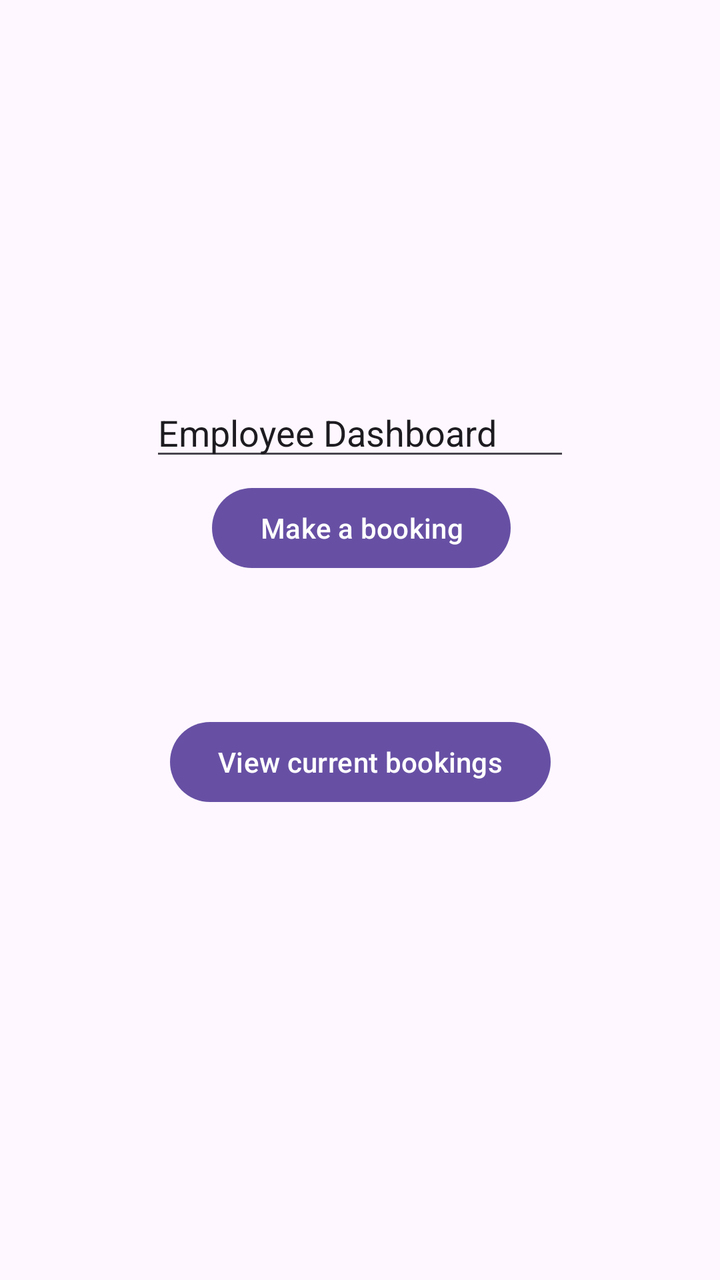
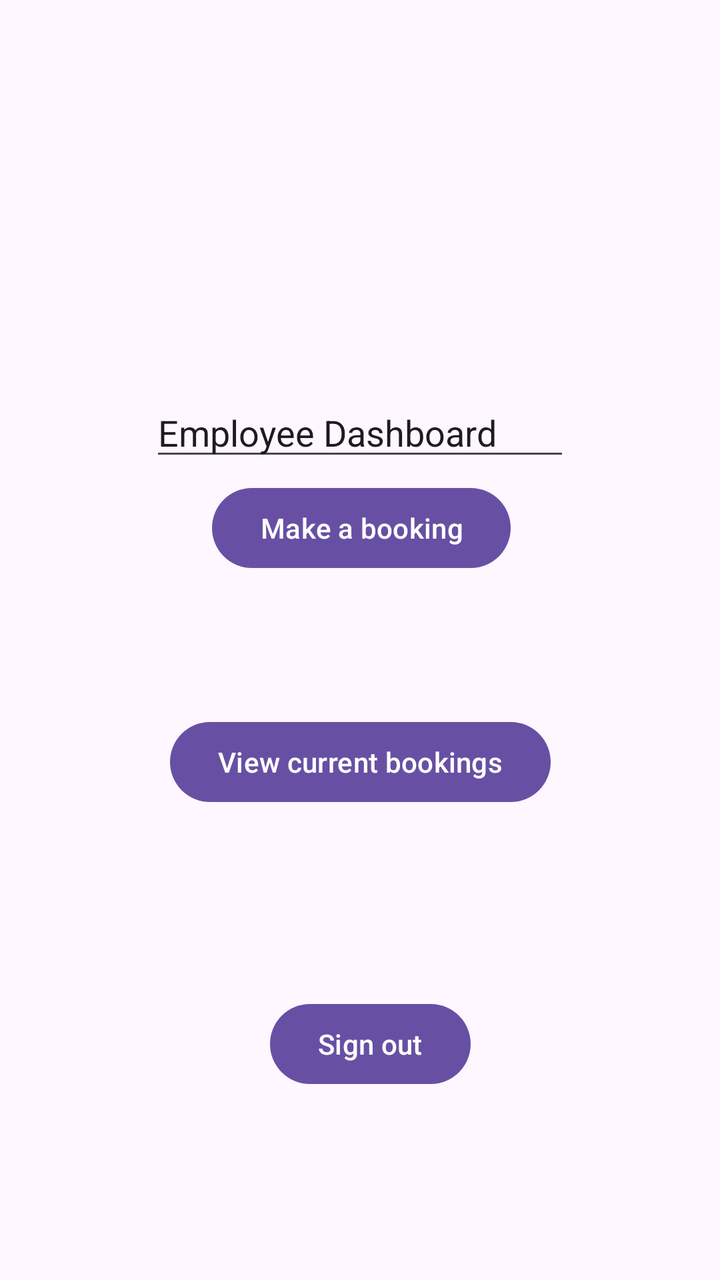

Before-and-after screenshots of an Android layout around one commit, followed by the original layout XML and the change that was made.
<!-- AndroidManifest.xml: application theme Theme.EmployeeBooking -->
<!-- res/layout/activity_employee_dashboard.xml -->
<?xml version="1.0" encoding="utf-8"?>
<androidx.constraintlayout.widget.ConstraintLayout xmlns:android="http://schemas.android.com/apk/res/android"
    xmlns:app="http://schemas.android.com/apk/res-auto"
    xmlns:tools="http://schemas.android.com/tools"
    android:id="@+id/main"
    android:layout_width="match_parent"
    android:layout_height="match_parent"
    tools:context=".employee_dashboard">

    <EditText
        android:id="@+id/editTextText3"
        android:layout_width="wrap_content"
        android:layout_height="wrap_content"
        android:layout_marginTop="194dp"
        android:ems="10"
        android:inputType="text"
        android:text="Employee Dashboard"
        app:layout_constraintEnd_toEndOf="parent"
        app:layout_constraintStart_toStartOf="parent"
        app:layout_constraintTop_toTopOf="parent" />

    <Button
        android:id="@+id/makebooking"
        android:layout_width="wrap_content"
        android:layout_height="wrap_content"
        android:layout_marginEnd="20dp"
        android:layout_marginBottom="69dp"
        android:text="Make a booking"
        app:layout_constraintBottom_toTopOf="@+id/viewbookings"
        app:layout_constraintEnd_toEndOf="@+id/viewbookings" />

    <Button
        android:id="@+id/viewbookings"
        android:layout_width="wrap_content"
        android:layout_height="wrap_content"
        android:layout_marginBottom="235dp"
        android:text="View current bookings"
        app:layout_constraintBottom_toBottomOf="parent"
        app:layout_constraintEnd_toEndOf="parent"
        app:layout_constraintStart_toStartOf="parent" />
</androidx.constraintlayout.widget.ConstraintLayout>
<!-- resources referenced by this layout -->
<resources>
  <style name="Theme.EmployeeBooking" parent="Base.Theme.EmployeeBooking" />
  <style name="Base.Theme.EmployeeBooking" parent="Theme.Material3.DayNight.NoActionBar">
          
          
      </style>
</resources>

<!-- the commit's change to res/layout/activity_employee_dashboard.xml (unified diff, before → after) -->
@@ -38,4 +38,18 @@
         app:layout_constraintBottom_toBottomOf="parent"
         app:layout_constraintEnd_toEndOf="parent"
         app:layout_constraintStart_toStartOf="parent" />
+
+    <Button
+        android:id="@+id/signout"
+        android:layout_width="wrap_content"
+        android:layout_height="wrap_content"
+        android:layout_marginStart="50dp"
+        android:layout_marginTop="93dp"
+        android:layout_marginEnd="50dp"
+        android:layout_marginBottom="94dp"
+        android:text="Sign out"
+        app:layout_constraintBottom_toBottomOf="parent"
+        app:layout_constraintEnd_toEndOf="@+id/editTextText3"
+        app:layout_constraintStart_toStartOf="@+id/viewbookings"
+        app:layout_constraintTop_toBottomOf="@+id/viewbookings" />
 </androidx.constraintlayout.widget.ConstraintLayout>
